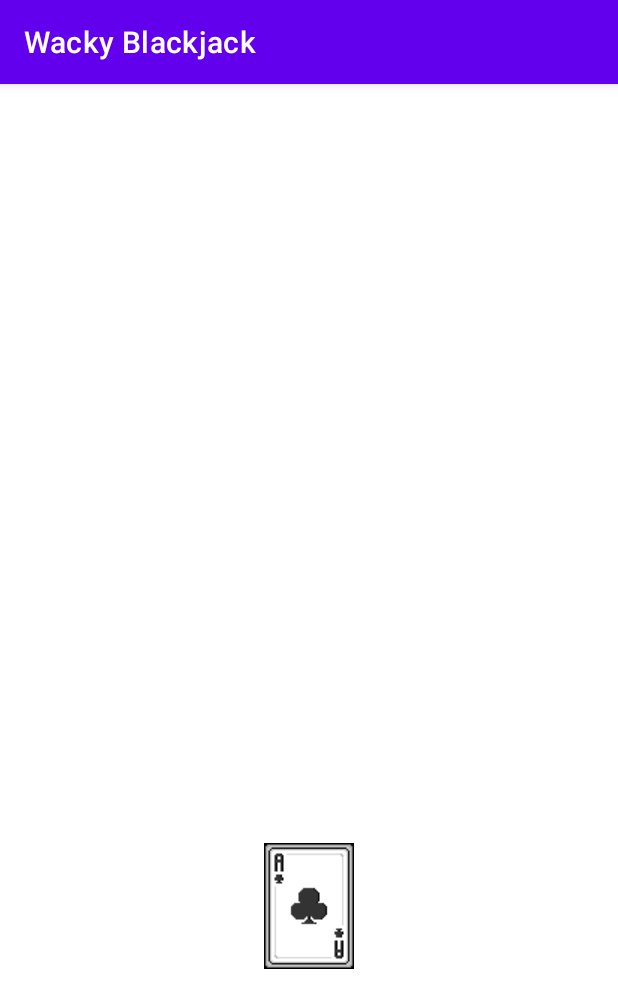
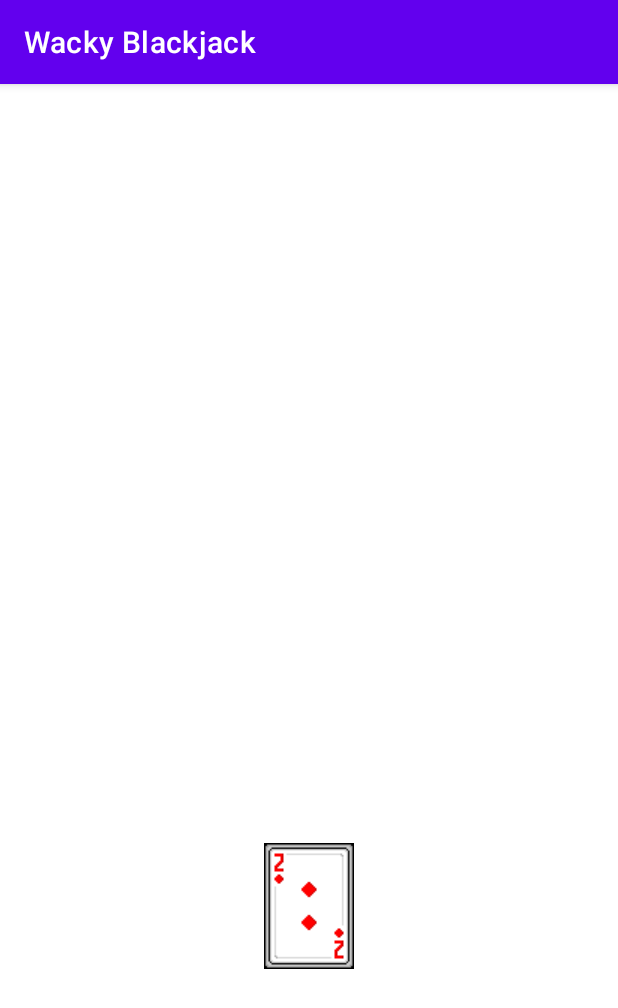
Before and after one commit to y0shK/WackyBlackjack, an Android app: the GameScreen screen opened directly, with no data from a screen before it, after a tap on an icon or button, on a phone screen of 412 x 824 dp. Shown: the top 1008 px of the screen. Run offline under Robolectric (Android 15) with nearby library versions, the phone set to English and light mode, and no system bars.

Commit message:
create a method that randomly changes the card on button click - TODO implement this at game start

```diff
--- a/app/src/main/java/com/example/power_upblackjack/GameScreen.java
+++ b/app/src/main/java/com/example/power_upblackjack/GameScreen.java
@@ -1,10 +1,16 @@
 package com.example.power_upblackjack;
 
 import androidx.appcompat.app.AppCompatActivity;
+import androidx.core.content.ContextCompat;
 import androidx.core.content.res.ResourcesCompat;
 
+import android.content.Context;
 import android.content.Intent;
+import android.content.res.AssetManager;
+import android.content.res.TypedArray;
 import android.graphics.drawable.Drawable;
+import android.media.Image;
+import android.net.Uri;
 import android.os.Bundle;
 import android.view.View;
 import android.view.Window;
@@ -34,6 +40,7 @@ public class GameScreen extends AppCompatActivity {
         Intent playGameIntent = getIntent();
     }
 
+    /*
     // https://stackoverflow.com/questions/3571223/how-do-i-get-the-file-extension-of-a-file-in-java
     public static String getFileExtension(File file) {
         String name = file.getName();
@@ -45,7 +52,7 @@ public class GameScreen extends AppCompatActivity {
     }
 
     // https://stackoverflow.com/questions/5259872/building-an-array-of-files-in-a-directory
-    public static String[] getAllCardsOld(String dirPath) {
+    public static Drawable[] getAllCardsOld(String dirPath) {
 
         // create a new object of type File with the provided directory string
         File dir = new File(dirPath);
@@ -63,7 +70,7 @@ public class GameScreen extends AppCompatActivity {
                 }
             }
         }
-        String[] pngFilesArray = pngFiles.toArray(new String[]{});
+        Drawable[] pngFilesArray = pngFiles.toArray(new Drawable[]{});
         return pngFilesArray;
     }
 
@@ -79,7 +86,7 @@ public class GameScreen extends AppCompatActivity {
         {
             // drawable's id added to arraylist
             try {
-                drawableResources.add(ResourcesCompat.getDrawable(getResources(), field.getInt(null), null));
+                //drawableResources.add(field.get);
             }
             catch (Exception e) {
                 e.printStackTrace();
@@ -87,15 +94,19 @@ public class GameScreen extends AppCompatActivity {
         }
         return drawableResources;
     }
+    */
 
     public void dealCards(View view) {
-        ArrayList<Drawable> totalCards = getAllCards();
+        ImageView img = ((ImageView)findViewById(R.id.playerCard1));
 
-        /*
-        for (Drawable drawableElement : totalCards) {
-            ((ImageView)findViewById(R.id.playerCard1)).setImageResource(drawableElement);
-        } */
+        // take the values from arrays.xml and create a TypedArray
+        // then select a random array element and set the image resource accordingly
+        // recycle the TypedArray - doing so is good practice
 
-        ((ImageView)findViewById(R.id.playerCard1)).setImageDrawable(totalCards.get(26));
+        // https://stackoverflow.com/questions/3497074/how-to-select-from-resources-randomly-r-drawable-xxxx
+        TypedArray images = getResources().obtainTypedArray(R.array.apptour);
+        int choice = (int) (Math.random() * images.length());
+        img.setImageResource(images.getResourceId(choice, R.drawable.ace_clubs_white_png));
+        images.recycle(); // https://stackoverflow.com/questions/21354501/typed-array-should-be-recycled-after-use-with-recycle
     }
 }
--- /dev/null
+++ b/app/src/main/res/values/arrays.xml
@@ -0,0 +1,15 @@
+<?xml version="1.0" encoding="utf-8"?>
+<resources>
+
+    <array name="apptour">
+        <item>@drawable/ace_clubs_white_png</item>
+        <item>@drawable/ace_diamonds_white_png</item>
+        <item>@drawable/ace_hearts_white_png</item>
+        <item>@drawable/ace_spades_white_png</item>
+        <item>@drawable/clubs_white_2_png</item>
+        <item>@drawable/diamonds_white_2_png</item>
+        <item>@drawable/hearts_white_2_png</item>
+        <item>@drawable/spades_white_2_png</item>
+    </array>
+
+</resources>
```
